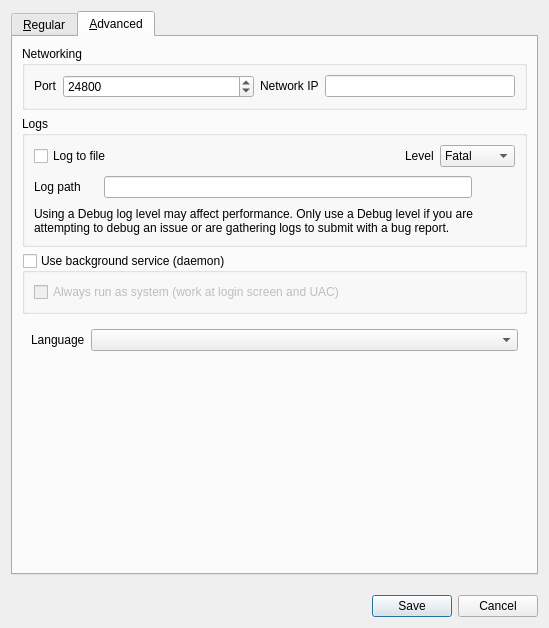
Old version of the form src/lib/gui/dialogs/SettingsDialog.ui in the repository deskflow/deskflow.
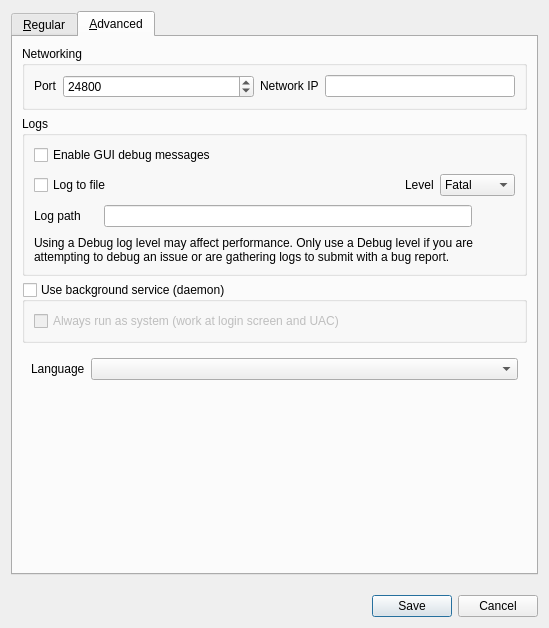
New version of the form. The open tabs and pages were chosen to show the change. Icons and pictures are not drawn.

Commit message: feat: add new setting Log::GuiDebug to control when the Gui shows debug messages no longer controled by an ENV var

```diff
--- a/src/lib/gui/dialogs/SettingsDialog.ui
+++ b/src/lib/gui/dialogs/SettingsDialog.ui
@@ -417,7 +417,64 @@
           <property name="verticalSpacing">
            <number>9</number>
           </property>
-          <item row="7" column="0" colspan="4">
+          <item row="3" column="2">
+           <widget class="QLabel" name="lblLogLevel">
+            <property name="sizePolicy">
+             <sizepolicy hsizetype="Preferred" vsizetype="Fixed">
+              <horstretch>0</horstretch>
+              <verstretch>0</verstretch>
+             </sizepolicy>
+            </property>
+            <property name="text">
+             <string>Level</string>
+            </property>
+           </widget>
+          </item>
+          <item row="3" column="3">
+           <widget class="QComboBox" name="comboLogLevel">
+            <item>
+             <property name="text">
+              <string>Fatal</string>
+             </property>
+            </item>
+            <item>
+             <property name="text">
+              <string>Error</string>
+             </property>
+            </item>
+            <item>
+             <property name="text">
+              <string>Warning</string>
+             </property>
+            </item>
+            <item>
+             <property name="text">
+              <string>Note</string>
+             </property>
+            </item>
+            <item>
+             <property name="text">
+              <string>Info</string>
+             </property>
+            </item>
+            <item>
+             <property name="text">
+              <string>Debug</string>
+             </property>
+            </item>
+            <item>
+             <property name="text">
+              <string>Debug1</string>
+             </property>
+            </item>
+            <item>
+             <property name="text">
+              <string>Debug2</string>
+             </property>
+            </item>
+           </widget>
+          </item>
+          <item row="8" column="0" colspan="4">
            <widget class="QWidget" name="widgetLogFilename" native="true">
             <property name="sizePolicy">
              <sizepolicy hsizetype="Preferred" vsizetype="Maximum">
@@ -505,7 +562,14 @@
             </layout>
            </widget>
           </item>
-          <item row="2" column="1">
+          <item row="3" column="0">
+           <widget class="QCheckBox" name="cbLogToFile">
+            <property name="text">
+             <string>Log to file</string>
+            </property>
+           </widget>
+          </item>
+          <item row="3" column="1">
            <spacer name="horizontalSpacer_5">
             <property name="orientation">
              <enum>Qt::Orientation::Horizontal</enum>
@@ -518,71 +582,7 @@
             </property>
            </spacer>
           </item>
-          <item row="2" column="0">
-           <widget class="QCheckBox" name="cbLogToFile">
-            <property name="text">
-             <string>Log to file</string>
-            </property>
-           </widget>
-          </item>
-          <item row="2" column="3">
-           <widget class="QComboBox" name="comboLogLevel">
-            <item>
-             <property name="text">
-              <string>Fatal</string>
-             </property>
-            </item>
-            <item>
-             <property name="text">
-              <string>Error</string>
-             </property>
-            </item>
-            <item>
-             <property name="text">
-              <string>Warning</string>
-             </property>
-            </item>
-            <item>
-             <property name="text">
-              <string>Note</string>
-             </property>
-            </item>
-            <item>
-             <property name="text">
-              <string>Info</string>
-             </property>
-            </item>
-            <item>
-             <property name="text">
-              <string>Debug</string>
-             </property>
-            </item>
-            <item>
-             <property name="text">
-              <string>Debug1</string>
-             </property>
-            </item>
-            <item>
-             <property name="text">
-              <string>Debug2</string>
-             </property>
-            </item>
-           </widget>
-          </item>
-          <item row="2" column="2">
-           <widget class="QLabel" name="lblLogLevel">
-            <property name="sizePolicy">
-             <sizepolicy hsizetype="Preferred" vsizetype="Fixed">
-              <horstretch>0</horstretch>
-              <verstretch>0</verstretch>
-             </sizepolicy>
-            </property>
-            <property name="text">
-             <string>Level</string>
-            </property>
-           </widget>
-          </item>
-          <item row="8" column="0" colspan="4">
+          <item row="9" column="0" colspan="4">
            <widget class="QLabel" name="lblDebugWarning">
             <property name="text">
              <string>Using a Debug log level may affect performance. Only use a Debug level if you are attempting to debug an issue or are gathering logs to submit with a bug report.</string>
@@ -592,6 +592,13 @@
             </property>
            </widget>
           </item>
+          <item row="2" column="0" colspan="4">
+           <widget class="QCheckBox" name="cbGuiDebug">
+            <property name="text">
+             <string>Enable GUI debug messages</string>
+            </property>
+           </widget>
+          </item>
          </layout>
         </widget>
        </item>
```
The commit also changes 10 other files.
